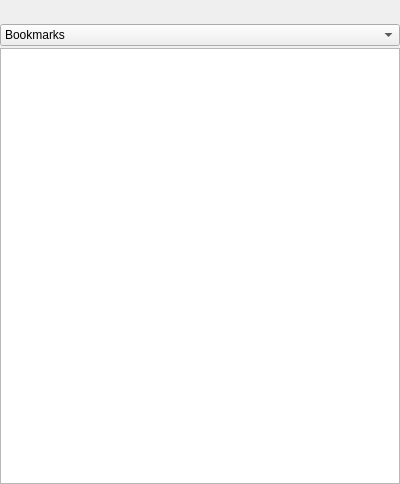
prymatex/prymatex, file resources/ui/panefilesystem.ui: the form before one commit.
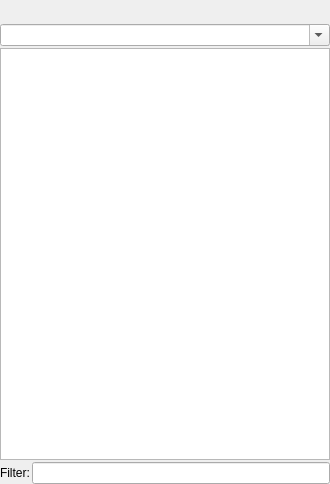
The form after the commit. Icons and pictures are not drawn. Custom widgets are drawn as their Qt base class.

Commit message: file system dock

```diff
--- a/resources/ui/panefilesystem.ui
+++ b/resources/ui/panefilesystem.ui
@@ -6,7 +6,7 @@
    <rect>
     <x>0</x>
     <y>0</y>
-    <width>400</width>
+    <width>330</width>
     <height>484</height>
    </rect>
   </property>
@@ -24,7 +24,7 @@
     <item>
      <layout class="QHBoxLayout" name="buttonsLayout">
       <property name="spacing">
-       <number>6</number>
+       <number>2</number>
       </property>
       <property name="sizeConstraint">
        <enum>QLayout::SetMinimumSize</enum>
@@ -243,75 +243,31 @@
       <property name="toolTip">
        <string>Folders</string>
       </property>
-      <item>
-       <property name="text">
-        <string>Bookmarks</string>
-       </property>
-       <property name="icon">
-        <iconset>
-         <normaloff>:/icons/emblems/emblem-favorite.png</normaloff>:/icons/emblems/emblem-favorite.png</iconset>
-       </property>
-      </item>
-      <item>
-       <property name="text">
-        <string>File System</string>
-       </property>
-       <property name="icon">
-        <iconset>
-         <normaloff>:/icons/actions/document-open.png</normaloff>:/icons/actions/document-open.png</iconset>
-       </property>
-      </item>
+      <property name="editable">
+       <bool>true</bool>
+      </property>
      </widget>
     </item>
     <item>
-     <widget class="QStackedWidget" name="stackedWidget">
-      <property name="lineWidth">
-       <number>0</number>
-      </property>
-      <property name="currentIndex">
-       <number>0</number>
-      </property>
-      <widget class="QWidget" name="pageFileSystemTree">
-       <layout class="QVBoxLayout" name="verticalLayout_2">
-        <property name="margin">
-         <number>0</number>
+     <widget class="QTreeView" name="treeViewFileSystem"/>
+    </item>
+    <item>
+     <layout class="QHBoxLayout" name="horizontalLayout">
+      <item>
+       <widget class="QLabel" name="label">
+        <property name="text">
+         <string>Filter:</string>
         </property>
-        <item>
-         <widget class="PMXFileSystemTreeView" name="treeViewFileSystem">
-          <attribute name="headerVisible">
-           <bool>false</bool>
-          </attribute>
-         </widget>
-        </item>
-       </layout>
-      </widget>
-      <widget class="QWidget" name="pageBookmarks">
-       <layout class="QVBoxLayout" name="verticalLayout_3">
-        <property name="margin">
-         <number>0</number>
-        </property>
-        <item>
-         <widget class="PMXBookmarksListView" name="bookmarksView"/>
-        </item>
-       </layout>
-      </widget>
-     </widget>
+       </widget>
+      </item>
+      <item>
+       <widget class="QLineEdit" name="lineEditFilter"/>
+      </item>
+     </layout>
     </item>
    </layout>
   </widget>
  </widget>
- <customwidgets>
-  <customwidget>
-   <class>PMXFileSystemTreeView</class>
-   <extends>QTreeView</extends>
-   <header>prymatex.gui.dockers.fstree.views</header>
-  </customwidget>
-  <customwidget>
-   <class>PMXBookmarksListView</class>
-   <extends>QListWidget</extends>
-   <header>prymatex.gui.dockers.fstree.views</header>
-  </customwidget>
- </customwidgets>
  <resources>
   <include location="../resources.qrc"/>
  </resources>
```
Left out of the diff: 172 changed lines with no effect on the pictures. The commit also changes 12 other files.
